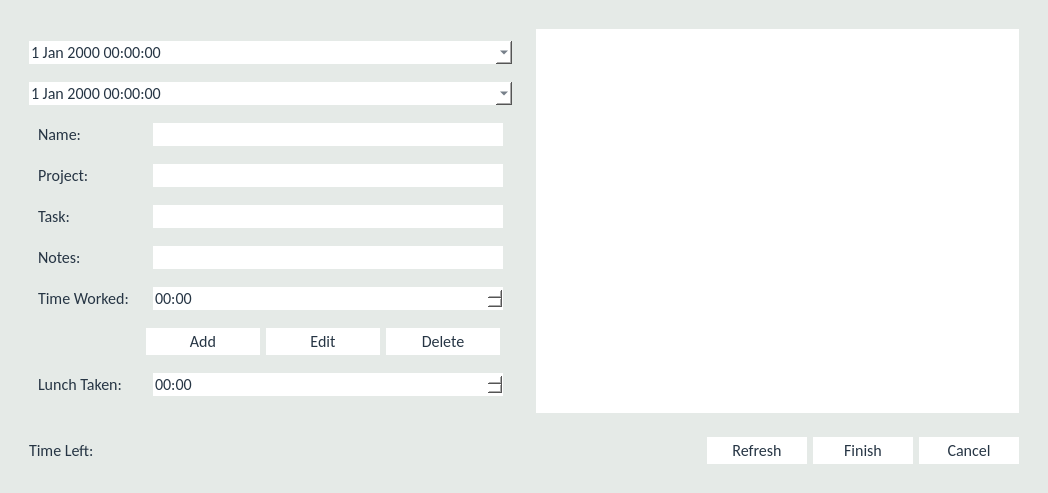
Qt form Source/Time-Track/shifteditform.ui (joshuawootonn/time-track) before a commit.
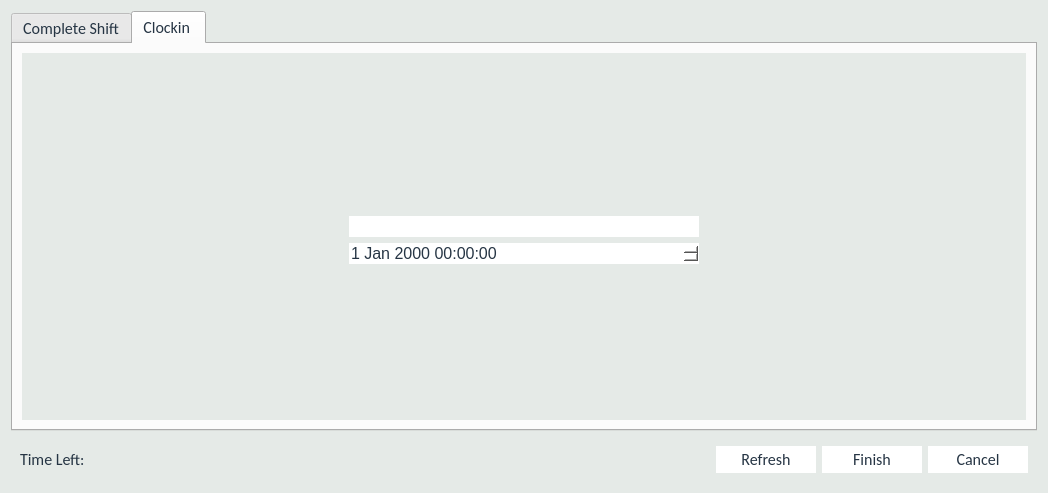
The same form after that commit. The open tabs and pages were chosen to show the change.

Commit message: adjust time formatiting

What changed in the file:
```diff
--- a/Source/Time-Track/shifteditform.ui
+++ b/Source/Time-Track/shifteditform.ui
@@ -48,7 +48,10 @@
 border:none;
 }
 
-
+QWidget#smallwidger{
+background-color:#E5EAE7;
+border:none;
+}
 
 QTableWidget{
 border:none;
@@ -138,6 +141,22 @@
 </string>
   </property>
   <layout class="QGridLayout" name="gridLayout">
+   <item row="0" column="1">
+    <widget class="QTabWidget" name="tabWidget">
+     <property name="tabPosition">
+      <enum>QTabWidget::North</enum>
+     </property>
+     <property name="tabShape">
+      <enum>QTabWidget::Rounded</enum>
+     </property>
+     <property name="currentIndex">
+      <number>0</number>
+     </property>
+     <widget class="QWidget" name="tab_3">
+      <attribute name="title">
+       <string>Complete Shift</string>
+      </attribute>
+      <layout class="QGridLayout" name="gridLayout_2">
    <item row="0" column="0">
     <widget class="QWidget" name="bigwidger" native="true">
      <layout class="QVBoxLayout" name="verticalLayout_2">
@@ -537,7 +556,99 @@
         </item>
        </layout>
       </item>
+         </layout>
+        </widget>
+       </item>
+      </layout>
+     </widget>
+     <widget class="QWidget" name="tab_4">
+      <attribute name="title">
+       <string>Clockin </string>
+      </attribute>
+      <layout class="QGridLayout" name="gridLayout_4">
+       <item row="0" column="0">
+        <widget class="QWidget" name="smallwidger" native="true">
+         <layout class="QGridLayout" name="gridLayout_3">
+          <item row="1" column="1">
+           <spacer name="verticalSpacer">
+            <property name="orientation">
+             <enum>Qt::Vertical</enum>
+            </property>
+            <property name="sizeHint" stdset="0">
+             <size>
+              <width>20</width>
+              <height>154</height>
+             </size>
+            </property>
+           </spacer>
+          </item>
+          <item row="2" column="2">
+           <spacer name="horizontalSpacer_5">
+            <property name="orientation">
+             <enum>Qt::Horizontal</enum>
+            </property>
+            <property name="sizeHint" stdset="0">
+             <size>
+              <width>40</width>
+              <height>20</height>
+             </size>
+            </property>
+           </spacer>
+          </item>
+          <item row="2" column="0">
+           <spacer name="horizontalSpacer_4">
+            <property name="orientation">
+             <enum>Qt::Horizontal</enum>
+            </property>
+            <property name="sizeHint" stdset="0">
+             <size>
+              <width>40</width>
+              <height>20</height>
+             </size>
+            </property>
+           </spacer>
+          </item>
+          <item row="2" column="1">
+           <layout class="QVBoxLayout" name="verticalLayout_4">
       <item>
+             <widget class="QComboBox" name="ClockinName">
+              <property name="minimumSize">
+               <size>
+                <width>350</width>
+                <height>0</height>
+               </size>
+              </property>
+              <property name="editable">
+               <bool>true</bool>
+              </property>
+             </widget>
+            </item>
+            <item>
+             <widget class="QDateTimeEdit" name="ClockinDateTime"/>
+            </item>
+           </layout>
+          </item>
+          <item row="3" column="1">
+           <spacer name="verticalSpacer_3">
+            <property name="orientation">
+             <enum>Qt::Vertical</enum>
+            </property>
+            <property name="sizeHint" stdset="0">
+             <size>
+              <width>20</width>
+              <height>40</height>
+             </size>
+            </property>
+           </spacer>
+          </item>
+         </layout>
+        </widget>
+       </item>
+      </layout>
+     </widget>
+    </widget>
+   </item>
+   <item row="1" column="1">
        <widget class="QWidget" name="bottom" native="true">
         <layout class="QHBoxLayout" name="horizontalLayout_2">
          <item>
@@ -654,9 +765,6 @@
            <property name="text">
             <string>Cancel</string>
            </property>
-          </widget>
-         </item>
-        </layout>
        </widget>
       </item>
      </layout>
```
Lines whose indentation alone changed are shown as unchanged. The commit also changes 22 other files.
